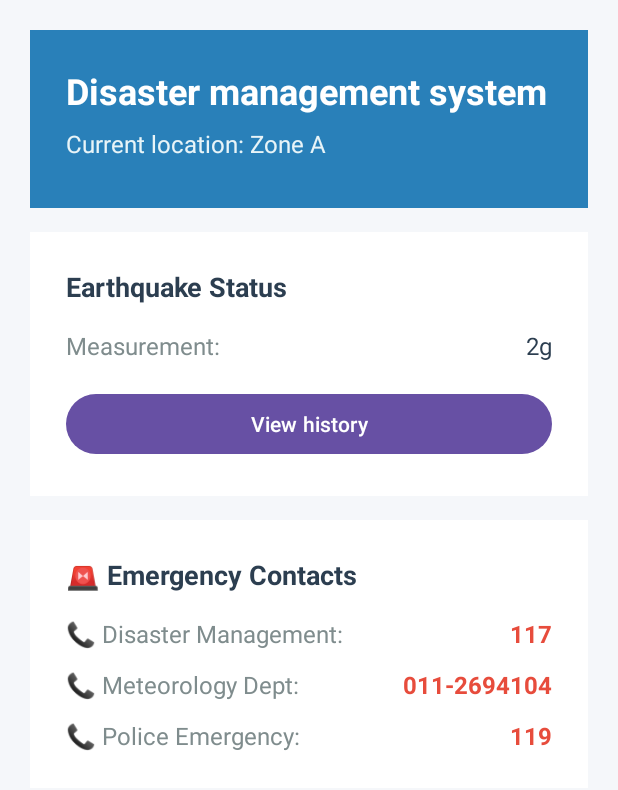
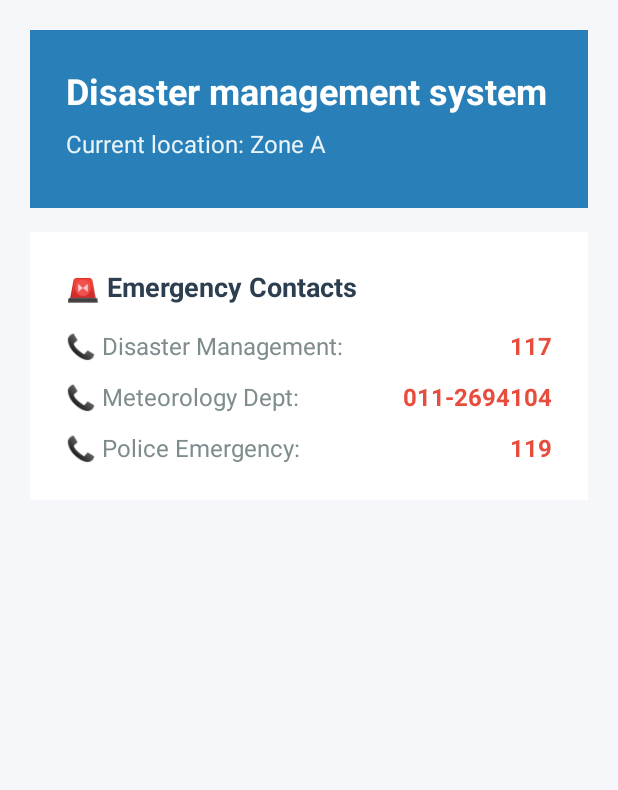
Before and after one commit to SanujaRasanajna2007/IOT-DisasterManagement, an Android app: the layout fragment_alerts.xml on its own in the app's theme, with its tools: preview values and no code run, on a phone screen of 412 x 824 dp. Shown: the top 790 px of the screen. Run offline under Robolectric (Android 15) with nearby library versions, the phone set to English and light mode, and no system bars.

```diff
--- a/MAD_day3/app/src/main/res/layout/fragment_alerts.xml
+++ b/MAD_day3/app/src/main/res/layout/fragment_alerts.xml
@@ -301,50 +301,50 @@
 <!--                </Button>-->
 <!--            </LinearLayout>-->
             <!-- Earthquake Card -->
-            <LinearLayout
-                android:layout_width="match_parent"
-                android:layout_height="wrap_content"
-                android:orientation="vertical"
-                android:id="@+id/earthquakeID"
-                android:background="#ffffff"
-                android:padding="24dp"
-                android:layout_marginBottom="16dp">
+<!--            <LinearLayout-->
+<!--                android:layout_width="match_parent"-->
+<!--                android:layout_height="wrap_content"-->
+<!--                android:orientation="vertical"-->
+<!--                android:id="@+id/earthquakeID"-->
+<!--                android:background="#ffffff"-->
+<!--                android:padding="24dp"-->
+<!--                android:layout_marginBottom="16dp">-->
 
-                <TextView
-                    android:layout_width="match_parent"
-                    android:layout_height="wrap_content"
-                    android:text="Earthquake Status"
-                    android:textSize="18sp"
-                    android:textStyle="bold"
-                    android:textColor="#2c3e50"
-                    android:layout_marginBottom="16dp" />
+<!--                <TextView-->
+<!--                    android:layout_width="match_parent"-->
+<!--                    android:layout_height="wrap_content"-->
+<!--                    android:text="Earthquake Status"-->
+<!--                    android:textSize="18sp"-->
+<!--                    android:textStyle="bold"-->
+<!--                    android:textColor="#2c3e50"-->
+<!--                    android:layout_marginBottom="16dp" />-->
 
-                <LinearLayout
-                    android:layout_width="match_parent"
-                    android:layout_height="wrap_content"
-                    android:orientation="horizontal"
-                    android:layout_marginBottom="12dp">
-                    <TextView
-                        android:layout_width="0dp"
-                        android:layout_height="wrap_content"
-                        android:layout_weight="1"
-                        android:text="Measurement:"
-                        android:textSize="16sp"
-                        android:textColor="#7f8c8d" />
-                    <TextView
-                        android:layout_width="wrap_content"
-                        android:layout_height="wrap_content"
-                        android:text="2g"
-                        android:textSize="16sp"
-                        android:textColor="#2c3e50" />
-                </LinearLayout>
-                <Button
-                    android:layout_width="match_parent"
-                    android:layout_height="wrap_content"
-                    android:layout_marginTop="5dp"
-                    android:text="View history">
-                </Button>
-            </LinearLayout>
+<!--                <LinearLayout-->
+<!--                    android:layout_width="match_parent"-->
+<!--                    android:layout_height="wrap_content"-->
+<!--                    android:orientation="horizontal"-->
+<!--                    android:layout_marginBottom="12dp">-->
+<!--                    <TextView-->
+<!--                        android:layout_width="0dp"-->
+<!--                        android:layout_height="wrap_content"-->
+<!--                        android:layout_weight="1"-->
+<!--                        android:text="Measurement:"-->
+<!--                        android:textSize="16sp"-->
+<!--                        android:textColor="#7f8c8d" />-->
+<!--                    <TextView-->
+<!--                        android:layout_width="wrap_content"-->
+<!--                        android:layout_height="wrap_content"-->
+<!--                        android:text="2g"-->
+<!--                        android:textSize="16sp"-->
+<!--                        android:textColor="#2c3e50" />-->
+<!--                </LinearLayout>-->
+<!--                <Button-->
+<!--                    android:layout_width="match_parent"-->
+<!--                    android:layout_height="wrap_content"-->
+<!--                    android:layout_marginTop="5dp"-->
+<!--                    android:text="View history">-->
+<!--                </Button>-->
+<!--            </LinearLayout>-->
 
             <!-- Emergency Contacts Card -->
             <LinearLayout
```
Also changed, not shown: MAD_day3/app/src/main/java/com/example/mad_day3/Controller/loadCardsController.kt (+48 -6 lines), MAD_day3/app/src/main/java/com/example/mad_day3/Model/WaterLevelSensorData.kt (added, +8 -0 lines).
